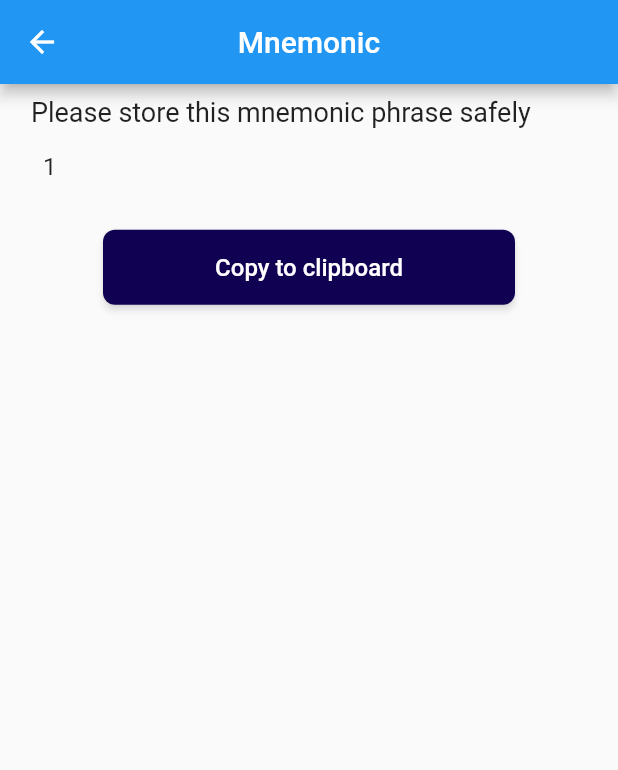
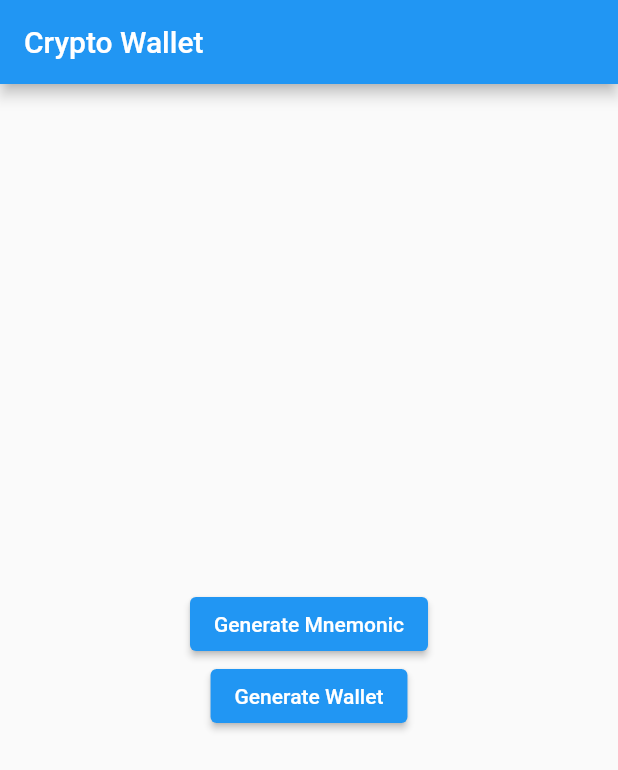
Before and after one commit to rkmonarch/crypto_wallet, a Flutter app: the screen it shows after launch, after a tap on "Generate Wallet", on a phone screen of 412 x 824 dp. Shown: the top 770 px of the screen. Run offline on Flutter 3.47's test engine with Material 2 defaults, Android fonts, the phone set to English and light mode, and no system bars; our stand-ins replace hex, logger, shared_preferences; missing offline and left inert: bip39, ed25519_hd_key, web3dart.

Commit message:
Wallet screen as a home page

```diff
--- a/lib/main.dart
+++ b/lib/main.dart
@@ -1,29 +1,97 @@
-import 'package:crypto_wallet/resources/ui_helpers.dart';
-import 'package:crypto_wallet/screens/login_page.dart';
-import 'package:crypto_wallet/widgets/button.dart';
+import 'package:crypto_wallet/provider/wallet_provider.dart';
 import 'package:flutter/material.dart';
-import 'package:crypto_wallet/provider/wallet_provider.dart';
 import 'package:provider/provider.dart';
 
 void main() {
-  // ChangeNotifierProvider<WalletProvider>(
-  //   create: (context) => WalletProvider(),
-  //   child: MyApp(),
-  // );
-  runApp(MyWidget());
+  runApp(MyApp());
 }
 
-class MyWidget extends StatelessWidget {
-  const MyWidget({super.key});
-
+class MyApp extends StatelessWidget {
   @override
   Widget build(BuildContext context) {
     return ChangeNotifierProvider<WalletProvider>(
       create: (context) => WalletProvider(),
       child: MaterialApp(
         debugShowCheckedModeBanner: false,
-        home: LoginPage(),
+        title: 'Crypto Wallet',
+        theme: ThemeData(
+          primarySwatch: Colors.blue,
+        ),
+        home: WalletScreen(),
+        // LoginPage()  for starting the root as a login page
       ),
     );
   }
 }
+
+class WalletScreen extends StatelessWidget {
+  @override
+  Widget build(BuildContext context) {
+    final walletProvider = Provider.of<WalletProvider>(context);
+
+    return Scaffold(
+      appBar: AppBar(
+        title: Text('Crypto Wallet'),
+      ),
+      body: Center(
+        child: Column(
+          mainAxisAlignment: MainAxisAlignment.center,
+          children: [
+            ElevatedButton(
+              onPressed: () {
+                final mnemonic = walletProvider.generateMemonics();
+                showDialog(
+                  context: context,
+                  builder: (context) {
+                    return AlertDialog(
+                      title: Text('Mnemonic Phrase'),
+                      content: Text(mnemonic),
+                      actions: [
+                        TextButton(
+                          onPressed: () => Navigator.of(context).pop(),
+                          child: Text('OK'),
+                        ),
+                      ],
+                    );
+                  },
+                );
+              },
+              child: Text('Generate Mnemonic'),
+            ),
+            ElevatedButton(
+              onPressed: () async {
+                final mnemonic = walletProvider.generateMemonics();
+                final privateKey = await walletProvider.getPrivateKey(mnemonic);
+                final publicKey = await walletProvider.getPublicKey(privateKey);
+                showDialog(
+                  context: context,
+                  builder: (context) {
+                    return AlertDialog(
+                      title: Text('Wallet Info'),
+                      content: Column(
+                        crossAxisAlignment: CrossAxisAlignment.start,
+                        mainAxisSize: MainAxisSize.min,
+                        children: [
+                          Text('Mnemonic: $mnemonic'),
+                          Text('Private Key: $privateKey'),
+                          Text('Public Key: $publicKey'),
+                        ],
+                      ),
+                      actions: [
+                        TextButton(
+                          onPressed: () => Navigator.of(context).pop(),
+                          child: Text('OK'),
+                        ),
+                      ],
+                    );
+                  },
+                );
+              },
+              child: Text('Generate Wallet'),
+            ),
+          ],
+        ),
+      ),
+    );
+  }
+}
--- a/lib/provider/wallet_provider.dart
+++ b/lib/provider/wallet_provider.dart
@@ -14,7 +14,7 @@ abstract class WalletAddressService {
 class WalletProvider extends ChangeNotifier implements WalletAddressService {
   String? privateKey;
 
-  //function to load private key from shared preferences
+//function to load private key from shared preferences
   Future<void> loadPrivateKey() async {
     SharedPreferences preferences = await SharedPreferences.getInstance();
     privateKey = preferences.getString("privateKey");
--- a/lib/screens/wallet_page.dart
+++ b/lib/screens/wallet_page.dart
@@ -2,8 +2,6 @@ import 'package:crypto_wallet/provider/wallet_provider.dart';
 import 'package:crypto_wallet/resources/ui_helpers.dart';
 import 'package:crypto_wallet/screens/login_page.dart';
 import 'package:flutter/material.dart';
-import 'package:flutter/src/widgets/framework.dart';
-import 'package:flutter/src/widgets/placeholder.dart';
 import 'package:shared_preferences/shared_preferences.dart';
 import 'package:web3dart/web3dart.dart';
 
```
Also changed, not shown: 1 other file.
